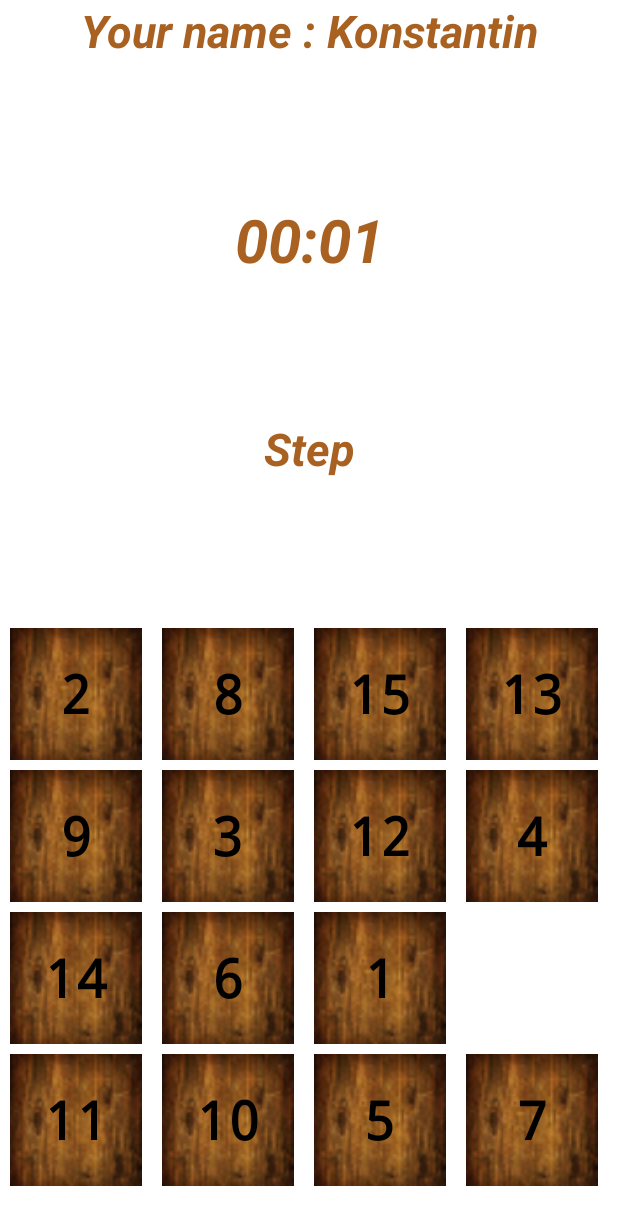
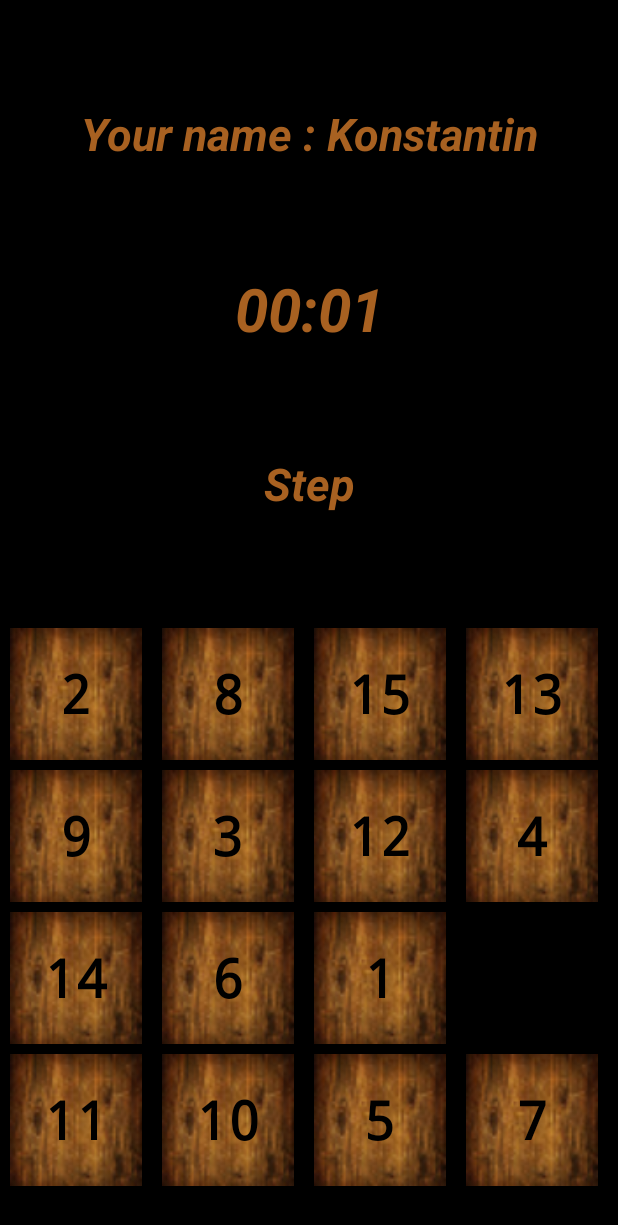
Before and after one commit to Danseer/15Android, an Android app: the settingActivity screen opened directly, with no data from a screen before it, after a tap on "APPLY", on a phone screen of 412 x 824 dp. Shown: the top 1225 px of the screen. Run offline under Robolectric (Android 15) with nearby library versions, the phone set to English and light mode, and no system bars.

Commit message:
add start activity

```diff
--- a/app/src/main/java/com/example/konstantin/a151515/RecyclerViewAdapter.java
+++ b/app/src/main/java/com/example/konstantin/a151515/RecyclerViewAdapter.java
@@ -35,6 +35,7 @@ public class RecyclerViewAdapter extends RecyclerView.Adapter<RecyclerViewAdapte
     public RecyclerViewAdapter(Context context,List<SquareButton> mySquareButtonList){
         this.mySquareButtonList = mySquareButtonList;
         this.context = context;
+
 
     }
 
--- a/app/src/main/java/com/example/konstantin/a151515/Start_activity.java
+++ b/app/src/main/java/com/example/konstantin/a151515/Start_activity.java
@@ -1,7 +1,9 @@
 package com.example.konstantin.a151515;
 
+import android.content.Context;
 import android.content.Intent;
 import android.media.AudioManager;
+import android.media.MediaPlayer;
 import android.media.SoundPool;
 import android.media.SoundPool.OnLoadCompleteListener;
 import android.os.SystemClock;
@@ -9,10 +11,12 @@ import android.support.v7.app.AppCompatActivity;
 import android.os.Bundle;
 import android.support.v7.widget.GridLayoutManager;
 import android.support.v7.widget.RecyclerView;
+import android.text.Layout;
 import android.util.Log;
 import android.view.View;
 import android.widget.Button;
 import android.widget.Chronometer;
+import android.widget.LinearLayout;
 import android.widget.TextView;
 import android.widget.Toast;
 
@@ -28,6 +32,7 @@ public class Start_activity extends AppCompatActivity implements OnLoadCompleteL
     TextView step;
     TextView nameUser;
     GridLayoutManager layoutManager;
+    LinearLayout l;
     SoundPool sp;
     Chronometer chron;
     final int MAX_STREAMS = 2;
@@ -38,31 +43,77 @@ public class Start_activity extends AppCompatActivity implements OnLoadCompleteL
     final String TAG = "States";
     long time;
     Intent intent;
-    boolean stateTheme, stateSound, stateClock, stateStep;
+    boolean stateTheme, stateSound, stateMusic, stateClock, stateStep, changeStep, changeVol,changeBg, changeChron, changeMusic;
+    MediaPlayer mPlayer;
+
 
     @Override
     protected void onCreate(Bundle savedInstanceState) {
         super.onCreate(savedInstanceState);
         setContentView(R.layout.activity_start_activity);
-
-        intent=getIntent();
-        stateTheme=intent.getBooleanExtra("theme",true);
-        stateSound=intent.getBooleanExtra("sound",true);
-        stateClock=intent.getBooleanExtra("clock",false);
-        stateStep=intent.getBooleanExtra("step",true);
-
-        if(stateClock)
-
+        getIntentFromSetting();
         setSoundPool();
         setLayoutManager();
         setGameBoard();
+        changeBg();
         step=(TextView)findViewById(R.id.step);
         Generate();
         Redraw();
-        setChronometr();
+        setChronometr(changeChron);
 
 
+
+        mPlayer=MediaPlayer.create(this, R.raw.en);
+
+        mPlayer.setOnCompletionListener(new MediaPlayer.OnCompletionListener() {
+                                            @Override
+                                            public void onCompletion(MediaPlayer mp) {
+                                                //mPlayer.stop();
+                                            }
+        });
+
     }
+
+    //------------------------  getIntentFromSettingActivity  -------------------------------
+
+    public void  getIntentFromSetting(){
+
+        intent=getIntent();
+        stateTheme=intent.getBooleanExtra("theme",false);
+        stateSound=intent.getBooleanExtra("sound",true);
+        stateMusic=intent.getBooleanExtra("music",true);
+        stateClock=intent.getBooleanExtra("clock",true);
+        stateStep=intent.getBooleanExtra("step",true);
+
+        changeStep=stateStep;
+        changeVol=stateSound;
+        changeMusic=stateMusic;
+        changeBg=stateTheme;
+        changeChron=stateClock;
+    }
+
+    //--------------------------------- changeBg  -------------------------------------
+
+    public void changeBg(){
+        l=(LinearLayout)findViewById(R.id.llStart);
+        if(!changeBg){
+            l.setBackgroundColor(getResources().getColor(R.color.black));
+            gameBoard.setBackgroundColor(getResources().getColor(R.color.black));
+        }
+        else{
+            l.setBackgroundColor(getResources().getColor(R.color.white));
+            gameBoard.setBackgroundColor(getResources().getColor(R.color.white));
+        }
+    }
+
+    //--------------------------  setSoundParam  -----------------------------------------
+    public  void setSoundParam(){
+        if(changeVol)
+            sp.play(soundIdExplosion, 1, 1, 0, 0, 1);
+        else
+            sp.play(soundIdExplosion, 0, 0, 0, 0, 1);
+    }
+
     //----------------------------  setSoundPool -----------------------
 
     public void setSoundPool(){
@@ -83,36 +134,47 @@ public class Start_activity extends AppCompatActivity implements OnLoadCompleteL
         gameBoard = (RecyclerView)findViewById(R.id.game_board);
         gameBoard.setHasFixedSize(true);
         gameBoard.setLayoutManager(layoutManager);
+
     }
 
     //----------------------------  onLoadComplete  ---------------------------
+
     @Override
     public void onLoadComplete(SoundPool soundPool, int sampleId, int status) {
 
     }
 
-    //------------------------ setChronometr  -------------
+    //------------------------ setChronometr  -------------------------------------
 
-    public void setChronometr(){
-        chron=(Chronometer)findViewById(R.id.chron);
-        //chron.start();
+    public void setChronometr(boolean changeChron){
+        if(changeChron)
+            chron=(Chronometer)findViewById(R.id.chron);
+        else
+            chron=(Chronometer)findViewById(R.id.chron2);
     }
+
+    //---------------------- onStartActivity  --------------------------------
 
     @Override
     protected void onStart() {
         super.onStart();
         chron.setBase(SystemClock.elapsedRealtime()-time);
         chron.start();
+        if(changeMusic) mPlayer.start();
+
     }
+
+    //------------------------------  onStopActivity  -----------------------------
 
     @Override
     protected void onStop() {
         super.onStop();
         time=SystemClock.elapsedRealtime()-chron.getBase();
         chron.stop();
+        mPlayer.stop();
     }
 
-    //-----------------   Generate   --------------------------
+    //-----------------------------   Generate   --------------------------
 
     public void Generate() {
 
@@ -173,7 +235,7 @@ public class Start_activity extends AppCompatActivity implements OnLoadCompleteL
         });
     }
 
-    //----------------- getAllItemList --------------------
+    //------------------------------------ getAllItemList --------------------
 
     private List<SquareButton> getAllItemList() {
 
@@ -210,8 +272,8 @@ public class Start_activity extends AppCompatActivity implements OnLoadCompleteL
             if (matrix[i - 1][j] == 0) {
                 matrix[i - 1][j] = num;
                 matrix[i][j] = 0;
-                changeCounter();
-                sp.play(soundIdExplosion, 1, 1, 0, 0, 1);
+                changeCounter(changeStep);
+                setSoundParam();
                 Redraw();
             }
         }
@@ -220,8 +282,8 @@ public class Start_activity extends AppCompatActivity implements OnLoadCompleteL
             if (matrix[i + 1][j] == 0) {
                 matrix[i + 1][j] = num;
                 matrix[i][j] = 0;
-                changeCounter();
-                sp.play(soundIdExplosion, 1, 1, 0, 0, 1);
+                changeCounter(changeStep);
+                setSoundParam();
                 Redraw();
             }
         }
@@ -230,8 +292,8 @@ public class Start_activity extends AppCompatActivity implements OnLoadCompleteL
             if (matrix[i][j - 1] == 0) {
                 matrix[i][j - 1] = num;
                 matrix[i][j] = 0;
-                changeCounter();
-                sp.play(soundIdExplosion, 1, 1, 0, 0, 1);
+                changeCounter(changeStep);
+                setSoundParam();
                 Redraw();
 
             }
@@ -240,8 +302,8 @@ public class Start_activity extends AppCompatActivity implements OnLoadCompleteL
             if (matrix[i][j + 1] == 0) {
                 matrix[i][j + 1] = num;
                 matrix[i][j] = 0;
-                changeCounter();
-                sp.play(soundIdExplosion, 1, 1, 0, 0, 1);
+                changeCounter(changeStep);
+                setSoundParam();
                 Redraw();
             }
         }
@@ -265,8 +327,9 @@ public class Start_activity extends AppCompatActivity implements OnLoadCompleteL
     //------------------------- Win --------------------------------
 
     //----------------------- Step Counter ------------------------------
-    public void changeCounter(){
+    public void changeCounter(boolean changeStep){
         countStep++;
+        if(changeStep)
         step.setText(Integer.toString(countStep) + " Step" );
 
     }
--- a/app/src/main/java/com/example/konstantin/a151515/settingActivity.java
+++ b/app/src/main/java/com/example/konstantin/a151515/settingActivity.java
@@ -5,12 +5,14 @@ import android.support.v7.app.AppCompatActivity;
 import android.os.Bundle;
 import android.view.View;
 import android.widget.Button;
+import android.widget.CompoundButton;
 import android.widget.Switch;
+import android.widget.Toast;
 
 public class settingActivity extends AppCompatActivity {
 
-    Switch theme,sound, clock, step;
-    boolean stateTheme, stateSound, stateClock, stateStep;
+    Switch theme,sound, clock, step,music;
+    boolean stateTheme, stateSound, stateClock, stateStep,stateMusic;
     Button apply;
     Intent intent;
 
@@ -18,8 +20,13 @@ public class settingActivity extends AppCompatActivity {
     protected void onCreate(Bundle savedInstanceState) {
         super.onCreate(savedInstanceState);
         setContentView(R.layout.activity_setting);
+        initSwitch();
+        initApply();
+    }
 
-        initSwitch();
+    //------------------------  initApply  -------------------------------------
+
+    public void initApply(){
         apply=(Button)findViewById(R.id.apply);
         apply.setOnClickListener(new View.OnClickListener() {
             @Override
@@ -27,24 +34,59 @@ public class settingActivity extends AppCompatActivity {
                 intent=new Intent(settingActivity.this,Start_activity.class);
                 intent.putExtra("theme",stateTheme);
                 intent.putExtra("sound",stateSound);
+                intent.putExtra("music",stateMusic);
+                intent.putExtra("step",stateStep);
                 intent.putExtra("clock",stateClock);
-                intent.putExtra("step",stateStep);
                 startActivity(intent);
             }
         });
     }
 
+    //-------------------  initSwitch  ---------------------------------------
 
     public void initSwitch(){
 
         theme=(Switch)findViewById(R.id.themeSwitch);
         stateTheme=theme.isChecked();
+        theme.setOnCheckedChangeListener(new CompoundButton.OnCheckedChangeListener() {
+            @Override
+            public void onCheckedChanged(CompoundButton buttonView, boolean isChecked) {
+                stateTheme=isChecked;
+            }
+        });
         sound=(Switch)findViewById(R.id.soundEffSwitch);
         stateSound=sound.isChecked();
+        sound.setOnCheckedChangeListener(new CompoundButton.OnCheckedChangeListener() {
+            @Override
+            public void onCheckedChanged(CompoundButton buttonView, boolean isChecked) {
+                stateSound=isChecked;
+            }
+        });
+        music=(Switch)findViewById(R.id.musicSwitch);
+        stateMusic=music.isChecked();
+        music.setOnCheckedChangeListener(new CompoundButton.OnCheckedChangeListener() {
+            @Override
+            public void onCheckedChanged(CompoundButton buttonView, boolean isChecked) {
+                stateMusic=isChecked;
+            }
+        });
         clock=(Switch)findViewById(R.id.clockSwitch);
         stateClock=clock.isChecked();
+        clock.setOnCheckedChangeListener(new CompoundButton.OnCheckedChangeListener() {
+            @Override
+            public void onCheckedChanged(CompoundButton buttonView, boolean isChecked) {
+                stateClock=isChecked;
+            }
+        });
         step=(Switch)findViewById(R.id.stepSwitch);
         stateStep=step.isChecked();
+        step.setOnCheckedChangeListener(new CompoundButton.OnCheckedChangeListener() {
+            @Override
+            public void onCheckedChanged(CompoundButton buttonView, boolean isChecked) {
+                stateStep=isChecked;
+            }
+        });
+
     }
 
 
--- a/app/src/main/res/layout/activity_start_activity.xml
+++ b/app/src/main/res/layout/activity_start_activity.xml
@@ -2,12 +2,19 @@
 <LinearLayout xmlns:android="http://schemas.android.com/apk/res/android"
     xmlns:app="http://schemas.android.com/apk/res-auto"
     xmlns:tools="http://schemas.android.com/tools"
-    android:id="@+id/ll"
+    android:id="@+id/llStart"
     android:layout_width="match_parent"
     android:layout_height="match_parent"
     android:background="@android:color/background_light"
     android:orientation="vertical">
 
+
+    <Chronometer
+        android:id="@+id/chron2"
+        android:layout_width="match_parent"
+        android:layout_height="0dp"
+        android:layout_weight="1"
+        android:visibility="invisible" />
 
     <TextView
         android:id="@+id/nameUser"
--- a/app/src/main/res/values/colors.xml
+++ b/app/src/main/res/values/colors.xml
@@ -9,4 +9,7 @@
     <color name="gren">#0d1e14</color>
     <color name="bgButton">#b8a797</color>
     <color name="txtColor">#a86121</color>
+    <color name="black">#000000</color>
+    <color name="white">#ffffff</color>
+
 </resources>
```
Also changed, not shown: app/src/main/res/layout/activity_setting.xml (+17 -2 lines), 1 other file.
